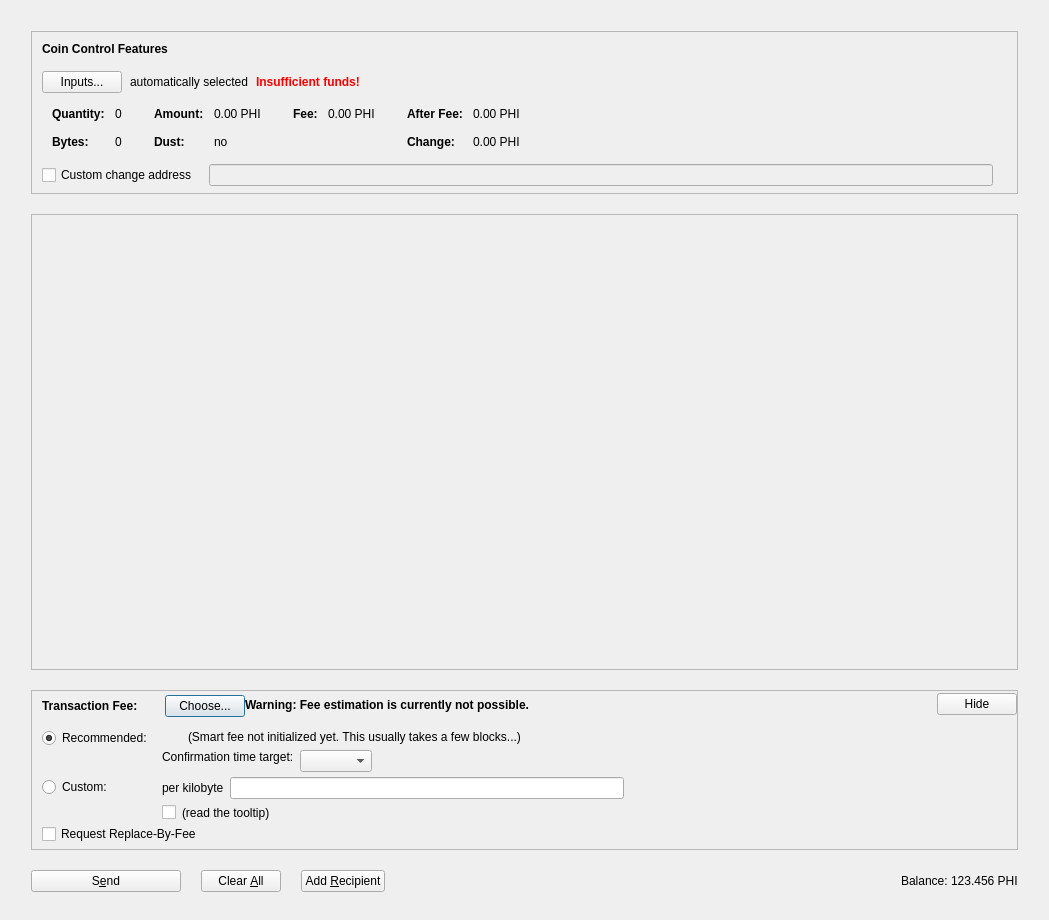
PhicoinProject/PhicoinProject, file src/qt/forms/sendcoinsdialog.ui: the form before one commit.
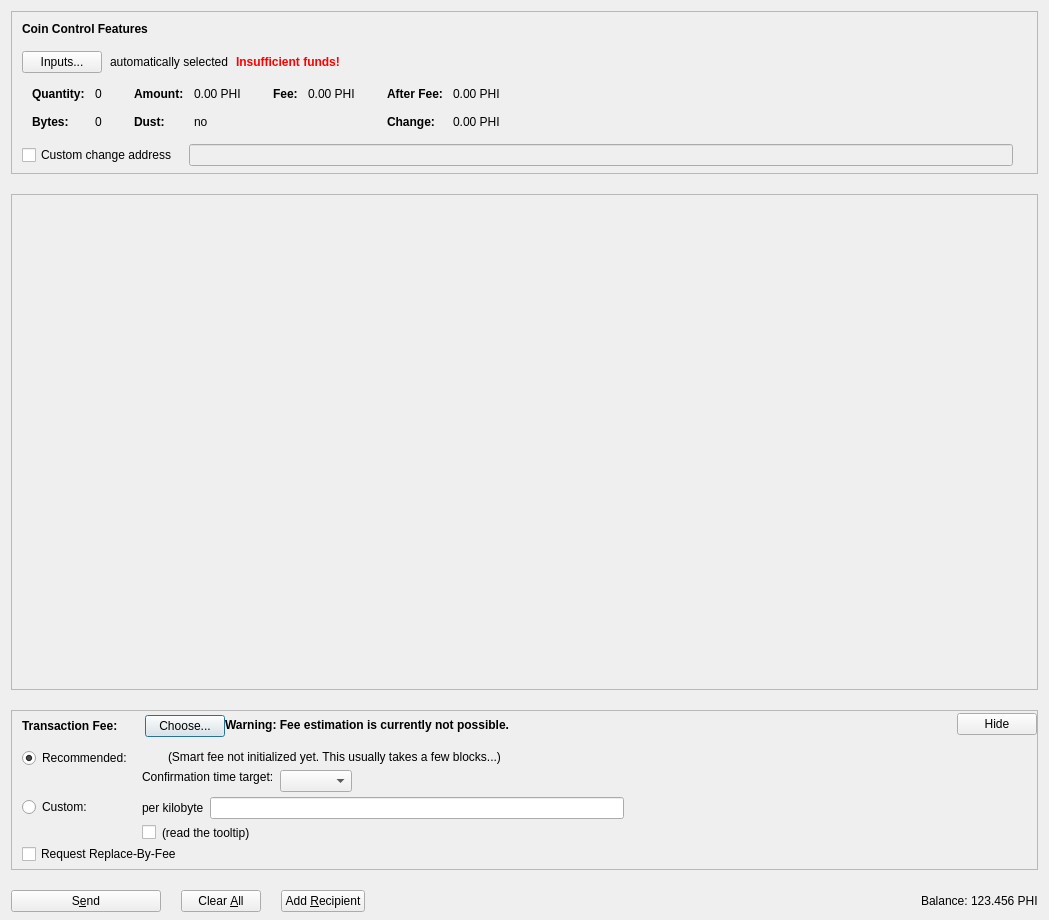
The form after the commit. Icons and pictures are not drawn. Custom widgets are drawn as their Qt base class.

Patch:
```diff
--- a/src/qt/forms/sendcoinsdialog.ui
+++ b/src/qt/forms/sendcoinsdialog.ui
@@ -23,16 +23,16 @@
       <number>20</number>
      </property>
      <property name="leftMargin">
-      <number>20</number>
+      <number>0</number>
      </property>
      <property name="topMargin">
-      <number>20</number>
+      <number>0</number>
      </property>
      <property name="rightMargin">
-      <number>20</number>
+      <number>0</number>
      </property>
      <property name="bottomMargin">
-      <number>20</number>
+      <number>0</number>
      </property>
      <item>
       <widget class="QFrame" name="frameCoinControl">
@@ -604,8 +604,8 @@
          <rect>
           <x>0</x>
           <y>0</y>
-          <width>989</width>
-          <height>355</height>
+          <width>1027</width>
+          <height>428</height>
          </rect>
         </property>
         <layout class="QVBoxLayout" name="verticalLayout_2" stretch="0,0">
```
